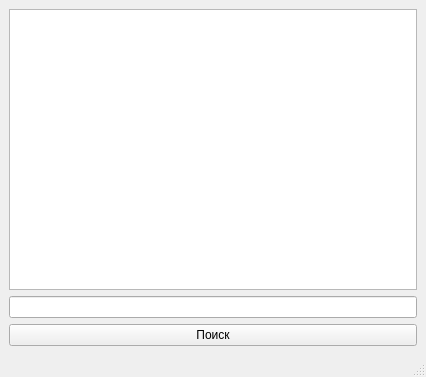
First picture: the form in Windows/admin_panel.ui, repository tebik44/Demo_test, before the edit.
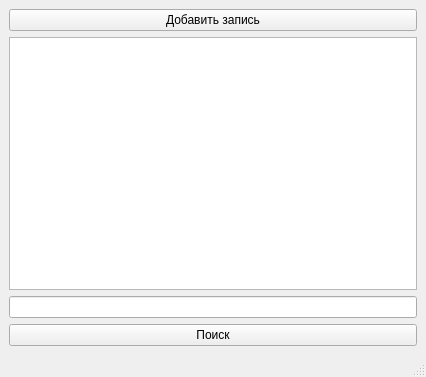
Second picture: the form after the edit.

Commit message: add profile organisator and create view new_moder_zuri

```diff
--- a/Windows/admin_panel.ui
+++ b/Windows/admin_panel.ui
@@ -16,7 +16,14 @@
   <widget class="QWidget" name="centralwidget">
    <layout class="QVBoxLayout" name="verticalLayout">
     <item>
-     <widget class="QTableWidget" name="tableWidget"/>
+     <widget class="QPushButton" name="pushButton_2">
+      <property name="text">
+       <string>Добавить запись</string>
+      </property>
+     </widget>
+    </item>
+    <item>
+     <widget class="QTableView" name="tableView"/>
     </item>
     <item>
      <widget class="QLineEdit" name="lineEdit"/>
```
The commit also changes 28 other files.
